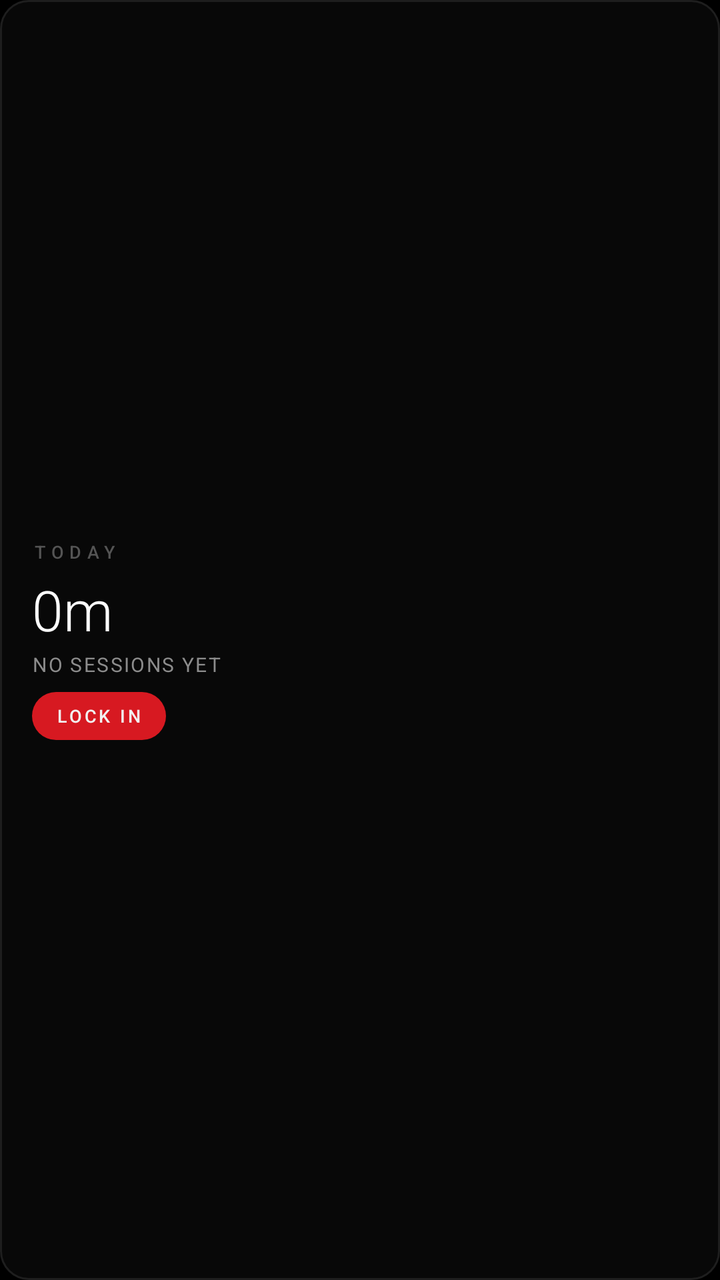
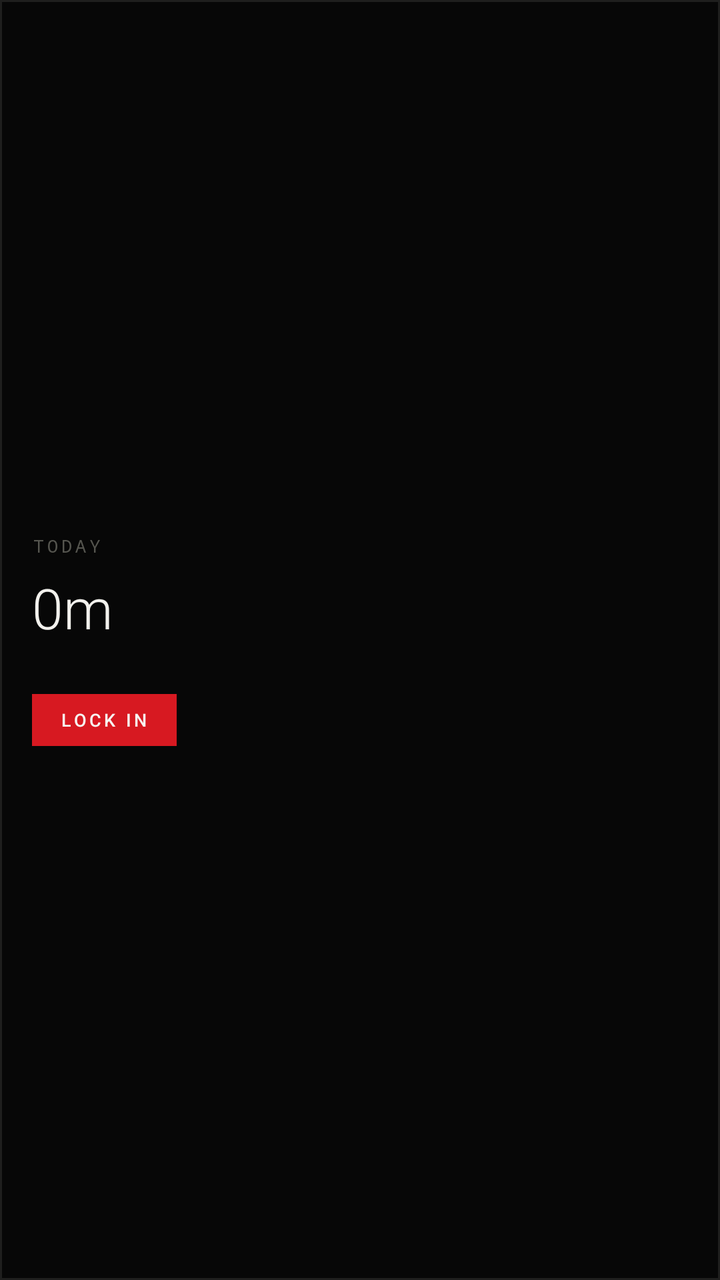

Compare the two renders of this Android layout. The source of the first and the diff that turns it into the second are given below.
<!-- AndroidManifest.xml: application theme Theme.LockIn -->
<!-- res/layout/widget_today.xml -->
<?xml version="1.0" encoding="utf-8"?>
<LinearLayout xmlns:android="http://schemas.android.com/apk/res/android"
    android:id="@+id/widgetRoot"
    android:layout_width="match_parent"
    android:layout_height="match_parent"
    android:background="@drawable/bg_card"
    android:gravity="center_vertical"
    android:orientation="vertical"
    android:padding="16dp">

    <TextView
        android:id="@+id/widgetLabel"
        android:layout_width="wrap_content"
        android:layout_height="wrap_content"
        android:fontFamily="sans-serif-medium"
        android:letterSpacing="0.32"
        android:text="TODAY"
        android:textColor="@color/faint"
        android:textSize="9sp" />

    <TextView
        android:id="@+id/widgetTime"
        android:layout_width="wrap_content"
        android:layout_height="wrap_content"
        android:layout_marginTop="4dp"
        android:fontFamily="sans-serif-light"
        android:text="0m"
        android:textColor="@color/text"
        android:textSize="28sp" />

    <TextView
        android:id="@+id/widgetMeta"
        android:layout_width="wrap_content"
        android:layout_height="wrap_content"
        android:layout_marginTop="2dp"
        android:letterSpacing="0.08"
        android:text="NO SESSIONS YET"
        android:textColor="@color/dim"
        android:textSize="10sp" />

    <TextView
        android:id="@+id/widgetStart"
        android:layout_width="wrap_content"
        android:layout_height="24dp"
        android:layout_marginTop="7dp"
        android:background="@drawable/bg_btn_red"
        android:fontFamily="sans-serif-medium"
        android:gravity="center"
        android:letterSpacing="0.14"
        android:paddingStart="12dp"
        android:paddingEnd="12dp"
        android:text="LOCK IN"
        android:textColor="@color/on_accent"
        android:textSize="9sp" />
</LinearLayout>
<!-- resources referenced by this layout -->
<resources>
  <color name="dim">#FF8C8C8C</color>
  <color name="faint">#FF545454</color>
  <color name="on_accent">#FFF2F2F2</color>
  <color name="text">#FFFFFFFF</color>
  <!-- drawable bg_btn_red (drawable) -->
  <?xml version="1.0" encoding="utf-8"?>
  <ripple xmlns:android="http://schemas.android.com/apk/res/android"
      android:color="#40000000">
      <item>
          <shape android:shape="rectangle">
              <solid android:color="@color/accent" />
              <corners android:radius="14dp" />
          </shape>
      </item>
  </ripple>
  <!-- drawable bg_card (drawable) -->
  <?xml version="1.0" encoding="utf-8"?>
  <shape xmlns:android="http://schemas.android.com/apk/res/android"
      android:shape="rectangle">
      <solid android:color="@color/surface" />
      <stroke
          android:width="1dp"
          android:color="@color/stroke" />
      <corners android:radius="14dp" />
  </shape>
  <style name="Theme.LockIn" parent="@android:style/Theme.Material.NoActionBar">
          <item name="android:windowBackground">@color/black</item>
          <item name="android:colorPrimary">@color/black</item>
          <item name="android:colorPrimaryDark">@color/black</item>
          <item name="android:colorAccent">@color/accent</item>
          <item name="android:colorControlActivated">@color/accent</item>
          <item name="android:colorControlHighlight">#33D71921</item>
          <item name="android:statusBarColor">@color/black</item>
          <item name="android:navigationBarColor">@color/black</item>
          <item name="android:windowLightStatusBar">false</item>
          <item name="android:textColorPrimary">@color/text</item>
          <item name="android:textColorSecondary">@color/dim</item>
          <item name="android:textColorHighlight">#55D71921</item>
          <item name="android:colorEdgeEffect">@color/accent</item>
          <item name="android:windowActionModeOverlay">true</item>
      </style>
  <color name="accent">#FFD71921</color>
  <color name="surface">#FF080808</color>
  <color name="stroke">#FF1E1E1E</color>
  <color name="black">#FF000000</color>
</resources>

<!-- the commit's change to res/layout/widget_today.xml (unified diff, before → after) -->
@@ -12,8 +12,8 @@
         android:id="@+id/widgetLabel"
         android:layout_width="wrap_content"
         android:layout_height="wrap_content"
-        android:fontFamily="sans-serif-medium"
-        android:letterSpacing="0.32"
+        android:fontFamily="sans-serif-monospace"
+        android:letterSpacing="0.18"
         android:text="TODAY"
         android:textColor="@color/faint"
         android:textSize="9sp" />
@@ -22,7 +22,7 @@
         android:id="@+id/widgetTime"
         android:layout_width="wrap_content"
         android:layout_height="wrap_content"
-        android:layout_marginTop="4dp"
+        android:layout_marginTop="6dp"
         android:fontFamily="sans-serif-light"
         android:text="0m"
         android:textColor="@color/text"
@@ -32,23 +32,21 @@
         android:id="@+id/widgetMeta"
         android:layout_width="wrap_content"
         android:layout_height="wrap_content"
-        android:layout_marginTop="2dp"
-        android:letterSpacing="0.08"
-        android:text="NO SESSIONS YET"
+        android:layout_marginTop="3dp"
         android:textColor="@color/dim"
         android:textSize="10sp" />
 
     <TextView
         android:id="@+id/widgetStart"
         android:layout_width="wrap_content"
-        android:layout_height="24dp"
-        android:layout_marginTop="7dp"
+        android:layout_height="26dp"
+        android:layout_marginTop="8dp"
         android:background="@drawable/bg_btn_red"
         android:fontFamily="sans-serif-medium"
         android:gravity="center"
-        android:letterSpacing="0.14"
-        android:paddingStart="12dp"
-        android:paddingEnd="12dp"
+        android:letterSpacing="0.16"
+        android:paddingStart="14dp"
+        android:paddingEnd="14dp"
         android:text="LOCK IN"
         android:textColor="@color/on_accent"
         android:textSize="9sp" />
<!-- resource entries referenced after the edit -->
@@ -1,17 +1,17 @@
 <!-- resources referenced by this layout -->
 <resources>
-  <color name="dim">#FF8C8C8C</color>
-  <color name="faint">#FF545454</color>
-  <color name="on_accent">#FFF2F2F2</color>
-  <color name="text">#FFFFFFFF</color>
+  <color name="dim">#FF8A8A84</color>
+  <color name="faint">#FF55554F</color>
+  <color name="on_accent">#FFF7F6F2</color>
+  <color name="text">#FFF2F1ED</color>
   <!-- drawable bg_btn_red (drawable) -->
   <?xml version="1.0" encoding="utf-8"?>
   <ripple xmlns:android="http://schemas.android.com/apk/res/android"
-      android:color="#40000000">
+      android:color="#40FFFFFF">
       <item>
           <shape android:shape="rectangle">
               <solid android:color="@color/accent" />
-              <corners android:radius="14dp" />
+              <corners android:radius="0dp" />
           </shape>
       </item>
   </ripple>
@@ -19,11 +19,11 @@
   <?xml version="1.0" encoding="utf-8"?>
   <shape xmlns:android="http://schemas.android.com/apk/res/android"
       android:shape="rectangle">
-      <solid android:color="@color/surface" />
+      <solid android:color="@color/plate" />
       <stroke
           android:width="1dp"
           android:color="@color/stroke" />
-      <corners android:radius="14dp" />
+      <corners android:radius="0dp" />
   </shape>
   <style name="Theme.LockIn" parent="@android:style/Theme.Material.NoActionBar">
           <item name="android:windowBackground">@color/black</item>
@@ -42,8 +42,8 @@
           <item name="android:windowActionModeOverlay">true</item>
       </style>
   <color name="accent">#FFD71921</color>
-  <color name="surface">#FF080808</color>
-  <color name="stroke">#FF1E1E1E</color>
+  <color name="plate">#FF070707</color>
+  <color name="stroke">#FF1F1F1E</color>
   <color name="black">#FF000000</color>
 </resources>
 
